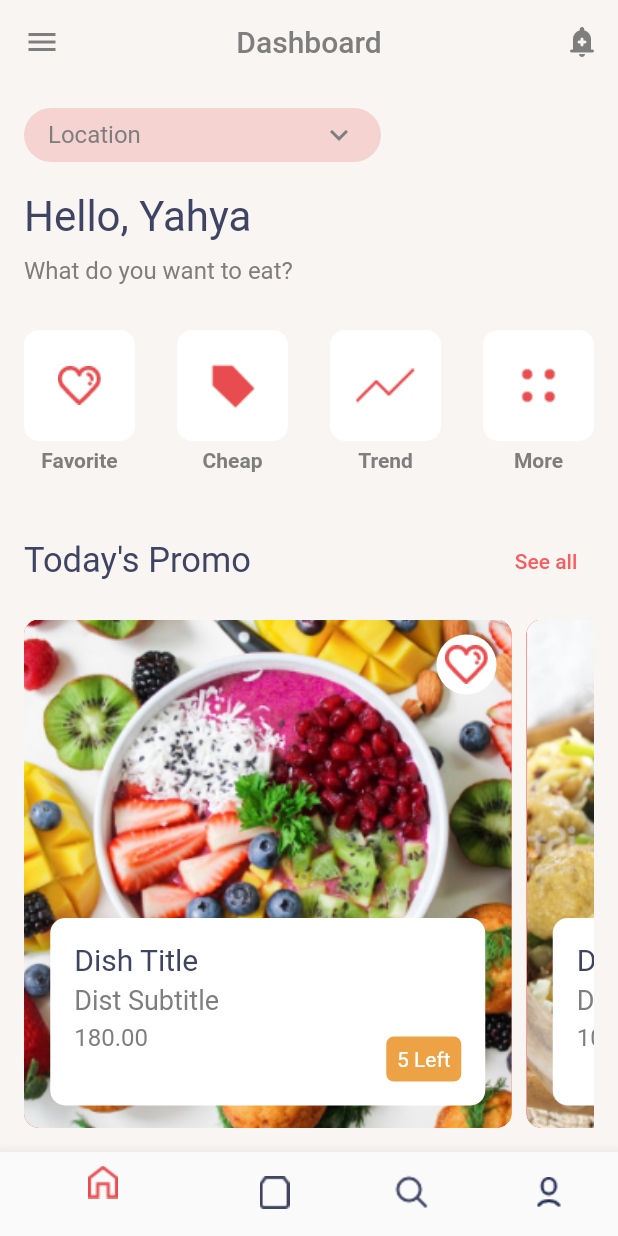
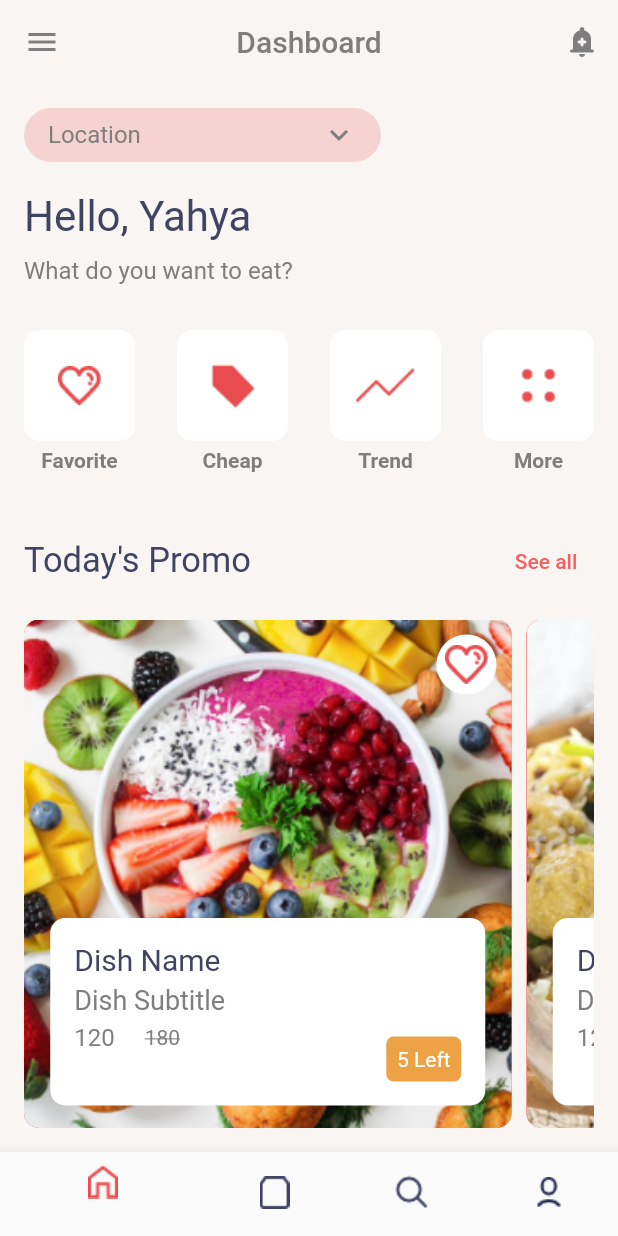
Before and after one commit to shafi21064/food_app, a Flutter app: the screen it shows after launch, on a phone screen of 412 x 824 dp. Run offline on Flutter 3.47's test engine with Material 2 defaults, Android fonts, the phone set to English and light mode, and no system bars.

Commit message:
provider added

```diff
--- a/lib/Components/dish_item.dart
+++ b/lib/Components/dish_item.dart
@@ -1,20 +1,24 @@
 import 'package:flutter/material.dart';
 
 class DishItem extends StatelessWidget {
-  String dishImage, dishTitle, dishSubTitle, dishPrice, dishLeft ;
-   DishItem({super.key,
+  String dishImage,
+      dishTitle,
+      dishSubTitle,
+      dishPrice,
+      dishLeft,
+      dishRegularPrice;
+  DishItem(
+      {super.key,
       required this.dishImage,
       required this.dishTitle,
       required this.dishSubTitle,
       required this.dishPrice,
-     required this.dishLeft
-   });
+      required this.dishLeft,
+      required this.dishRegularPrice});
 
   @override
   Widget build(BuildContext context) {
-    return Stack(
-        alignment: Alignment.center,
-        children: [
+    return Stack(alignment: Alignment.center, children: [
       Container(
         padding: const EdgeInsets.all(8),
         height: MediaQuery.sizeOf(context).height,
@@ -26,8 +30,7 @@ class DishItem extends StatelessWidget {
                 ),
                 fit: BoxFit.cover),
             borderRadius: BorderRadius.circular(10),
-                color: Colors.red
-            ),
+            color: Colors.red),
       ),
       Positioned(
         top: 10,
@@ -40,10 +43,12 @@ class DishItem extends StatelessWidget {
             color: Colors.white,
             shape: BoxShape.circle,
           ),
-              child: Image.asset('lib/assets/images/love.png',),
+          child: Image.asset(
+            'lib/assets/images/love.png',
           ),
         ),
-          Positioned (
+      ),
+      Positioned(
         bottom: 15,
         child: Container(
           padding: const EdgeInsets.all(16),
@@ -71,21 +76,31 @@ class DishItem extends StatelessWidget {
                   ),
                   Text(
                     dishSubTitle,
-                        style: const TextStyle(
-                            color: Color(0xff7E7E7E),
-                            fontSize: 18
-                        ),
+                    style:
+                        const TextStyle(color: Color(0xff7E7E7E), fontSize: 18),
                   ),
                   const SizedBox(
                     height: 5,
                   ),
+                  Row(
+                    children: [
                       Text(
                         dishPrice,
                         style: const TextStyle(
+                            color: Color(0xff7E7E7E), fontSize: 16),
+                      ),
+                      const SizedBox(
+                        width: 20,
+                      ),
+                      Text(
+                        dishRegularPrice,
+                        style: const TextStyle(
                             color: Color(0xff7E7E7E),
-                            fontSize: 16
+                            fontSize: 14,
+                            decoration: TextDecoration.lineThrough),
                       ),
-                      ),
+                    ],
+                  )
                 ],
               ),
               Positioned(
@@ -96,14 +111,11 @@ class DishItem extends StatelessWidget {
                   width: 50,
                   decoration: BoxDecoration(
                       color: const Color(0xffEDA345),
-                          borderRadius: BorderRadius.circular(5)
-                      ),
-                      child:  Center(
+                      borderRadius: BorderRadius.circular(5)),
+                  child: Center(
                     child: Text(
                       '$dishLeft Left',
-                          style: const TextStyle(
-                              color: Colors.white
-                          ),
+                      style: const TextStyle(color: Colors.white),
                     ),
                   ),
                 ),
--- a/lib/main.dart
+++ b/lib/main.dart
@@ -1,6 +1,8 @@
 import 'package:flutter/material.dart';
 import 'package:food_app/Components/bottom_navigation.dart';
+import 'package:food_app/provider/item_provider.dart';
 import 'package:food_app/screens/home.dart';
+import 'package:provider/provider.dart';
 
 void main() {
   runApp(const MyApp());
@@ -11,12 +13,17 @@ class MyApp extends StatelessWidget {
 
   @override
   Widget build(BuildContext context) {
-    return MaterialApp(
-      theme: ThemeData(
-        primaryColor: Color(0xff7E7E7E),
+    return MultiProvider(
+      providers: [
+        ChangeNotifierProvider(create: (_) => ItemProvider()),
+      ],
+      child: MaterialApp(
+        theme: ThemeData(
+          primaryColor: Color(0xff7E7E7E),
+        ),
+        debugShowCheckedModeBanner: false,
+        home: BottomNavigation(),
       ),
-      debugShowCheckedModeBanner: false,
-      home: BottomNavigation(),
     );
   }
 }
--- /dev/null
+++ b/lib/provider/item_provider.dart
@@ -0,0 +1,43 @@
+
+import 'package:flutter/cupertino.dart';
+
+class ItemProvider extends ChangeNotifier{
+  dynamic itemList = [
+    {
+      'id' : 1,
+      'item_pic' : 'lib/assets/images/dish_one.png',
+      'item_name' : 'Dish Name',
+      'item_subname' : 'Dish Subtitle',
+      'special_price' : '120',
+      'regular_price' : '180',
+      'item_left' : '5'
+    },
+    {
+      'id' : 1,
+      'item_pic' : 'lib/assets/images/dish_two.png',
+      'item_name' : 'Dish Name',
+      'item_subname' : 'Dish Subtitle',
+      'special_price' : '120',
+      'regular_price' : '190',
+      'item_left' : '5'
+    },
+    {
+      'id' : 1,
+      'item_pic' : 'lib/assets/images/dish_one.png',
+      'item_name' : 'Dish Name',
+      'item_subname' : 'Dish Subtitle',
+      'special_price' : '120',
+      'regular_price' : '180',
+      'item_left' : '5'
+    },
+    {
+      'id' : 1,
+      'item_pic' : 'lib/assets/images/dish_two.png',
+      'item_name' : 'Dish Name',
+      'item_subname' : 'Dish Subtitle',
+      'special_price' : '120',
+      'regular_price' : '180',
+      'item_left' : '5'
+    }
+  ];
+}
--- a/lib/screens/home.dart
+++ b/lib/screens/home.dart
@@ -2,12 +2,15 @@ import 'package:flutter/material.dart';
 import 'package:food_app/Components/bottom_navigation.dart';
 import 'package:food_app/Components/dish_item.dart';
 import 'package:food_app/Components/menu_box.dart';
+import 'package:food_app/provider/item_provider.dart';
+import 'package:provider/provider.dart';
 
 class HomeScreen extends StatelessWidget {
   const HomeScreen({super.key});
 
   @override
   Widget build(BuildContext context) {
+    var itemProvider = Provider.of<ItemProvider>(context);
     return Scaffold(
       backgroundColor: const Color(0xffF8F5F2),
       appBar: AppBar(
@@ -136,48 +139,25 @@ class HomeScreen extends StatelessWidget {
               height: 15,
             ),
             Expanded(
-              child: ListView(
+              child: ListView.builder(
                 scrollDirection: Axis.horizontal,
-                children: [
-                  DishItem(
-                    dishImage: 'lib/assets/images/dish_one.png',
-                    dishTitle: 'Dish Title',
-                    dishSubTitle: 'Dist Subtitle',
-                    dishPrice: '180.00',
-                    dishLeft: '5',
-                  ),
-                  const SizedBox(
-                    width: 10,
-                  ),
-                   DishItem(
-                     dishImage: 'lib/assets/images/dish_two.png',
-                     dishTitle: 'Dish Title',
-                     dishSubTitle: 'Dist Subtitle',
-                     dishPrice: '100.00',
-                     dishLeft: '10',
-                   ),
-                  const SizedBox(
-                    width: 10,
-                  ),
-                  DishItem(
-                    dishImage: 'lib/assets/images/dish_one.png',
-                    dishTitle: 'Dish Title',
-                    dishSubTitle: 'Dist Subtitle',
-                    dishPrice: '100.00',
-                    dishLeft: '10',
-                  ),
-                  const SizedBox(
-                    width: 10,
-                  ),
-                  DishItem(
-                    dishImage: 'lib/assets/images/dish_two.png',
-                    dishTitle: 'Dish Title',
-                    dishSubTitle: 'Dist Subtitle',
-                    dishPrice: '100.00',
-                    dishLeft: '10',
-                  )
-                ],
-              ),
+                itemCount: itemProvider.itemList.length,
+                  itemBuilder: (context, index){
+                  return Row(
+                    children: [
+                      DishItem(
+                        dishImage: itemProvider.itemList[index]['item_pic'],
+                        dishTitle: itemProvider.itemList[index]['item_name'],
+                        dishSubTitle: itemProvider.itemList[index]['item_subname'],
+                        dishPrice: itemProvider.itemList[index]['special_price'],
+                        dishRegularPrice: itemProvider.itemList[index]['regular_price'],
+                        dishLeft: itemProvider.itemList[index]['item_left'],
+                      ),
+                      SizedBox(width: 10,)
+                    ],
+                  );
+                  }
+              )
             )
           ],
         ),
--- a/pubspec.yaml
+++ b/pubspec.yaml
@@ -35,6 +35,7 @@ dependencies:
   # The following adds the Cupertino Icons font to your application.
   # Use with the CupertinoIcons class for iOS style icons.
   cupertino_icons: ^1.0.2
+  provider: ^6.0.5
 
 dev_dependencies:
   flutter_test:
```
Also changed, not shown: pubspec.lock. Lines whose indentation alone changed are shown as unchanged.
